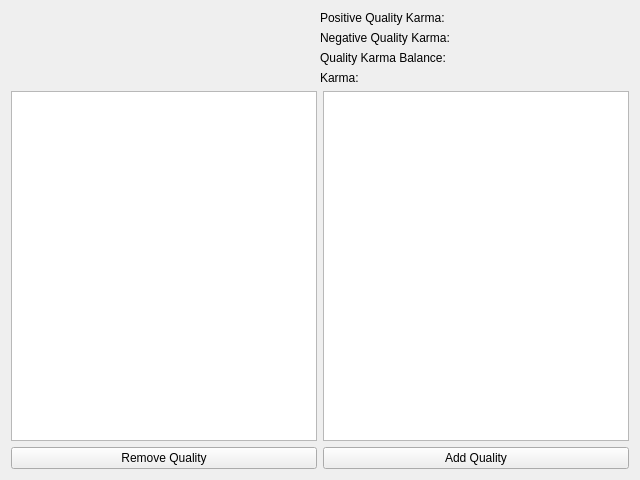
TheSHEEEP/SR5-Shaman, file SR5-Shaman/ui/character/tabs/chareditqualitytab.ui: the form before one commit.
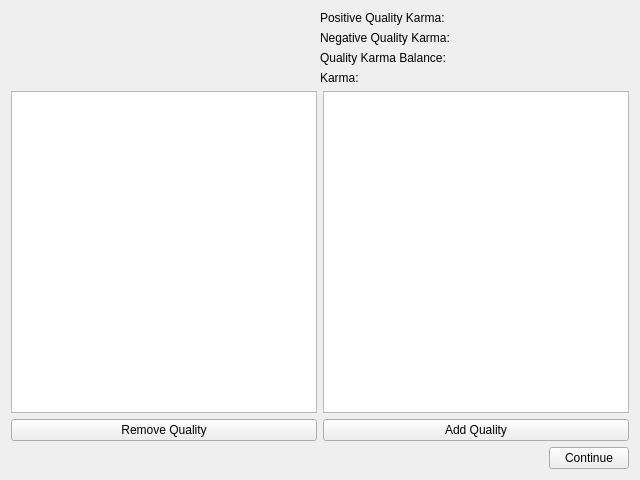
The form after the commit.

```diff
--- a/SR5-Shaman/ui/character/tabs/chareditqualitytab.ui
+++ b/SR5-Shaman/ui/character/tabs/chareditqualitytab.ui
@@ -168,6 +168,30 @@
        </item>
       </layout>
      </item>
+     <item>
+      <layout class="QHBoxLayout" name="horizontalLayout_3">
+       <item>
+        <spacer name="horizontalSpacer_2">
+         <property name="orientation">
+          <enum>Qt::Horizontal</enum>
+         </property>
+         <property name="sizeHint" stdset="0">
+          <size>
+           <width>40</width>
+           <height>20</height>
+          </size>
+         </property>
+        </spacer>
+       </item>
+       <item>
+        <widget class="QPushButton" name="btnGuidedContinue">
+         <property name="text">
+          <string>Continue</string>
+         </property>
+        </widget>
+       </item>
+      </layout>
+     </item>
     </layout>
    </item>
   </layout>
```
